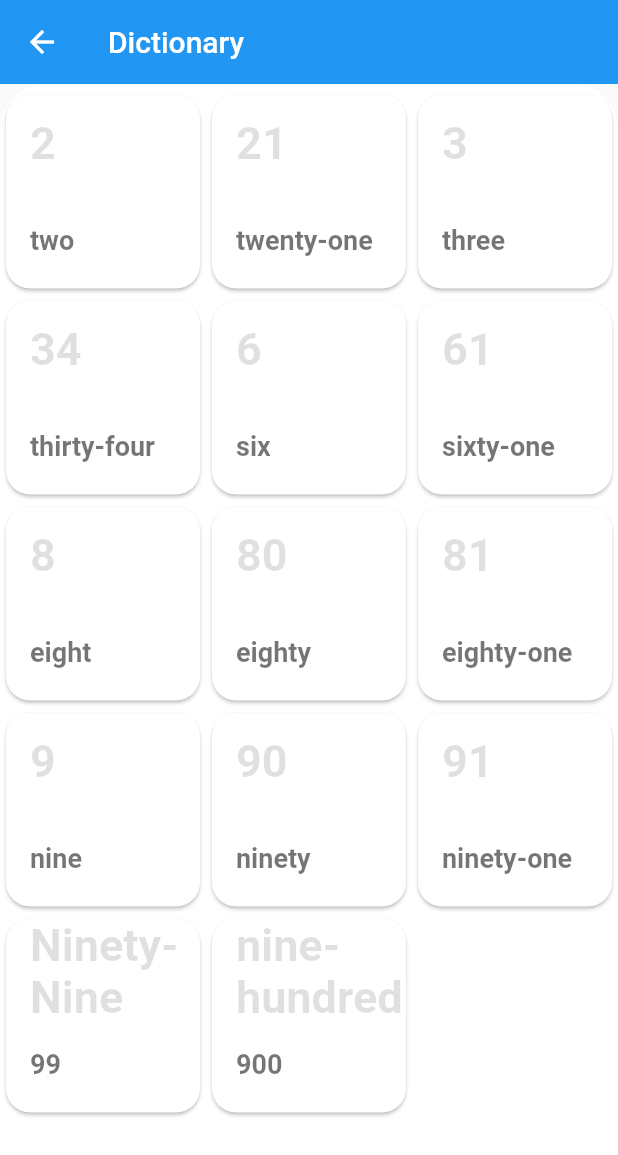
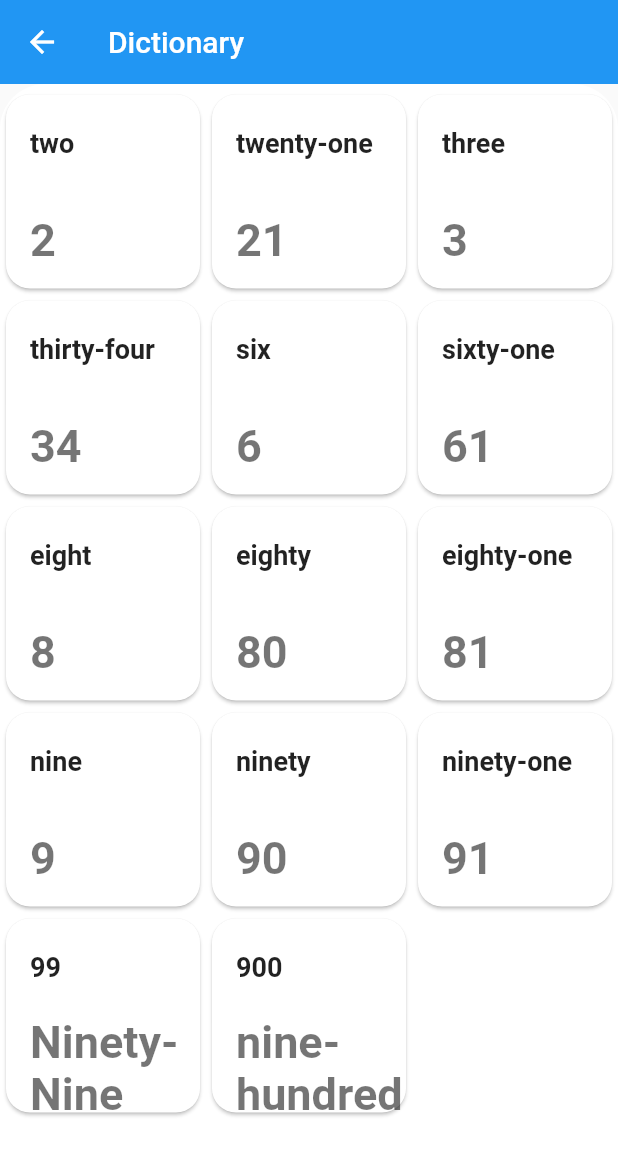
Before and after one commit to Finie/ineterIntel-screening, a Flutter app: the ResponseScreen screen opened directly, on a phone screen of 412 x 824 dp. Shown: the top 1155 px of the screen. Run offline on Flutter 3.47's test engine with Material 2 defaults, Android fonts, the phone set to English and light mode, and no system bars; our stand-ins replace bubble_bottom_bar, flutter_staggered_animations, lottie, page_transition, provider_architecture; network calls fail.

Commit message:
final commit

```diff
--- a/lib/repository/AppRepository.dart
+++ b/lib/repository/AppRepository.dart
@@ -4,7 +4,7 @@ import 'package:screening/utils/Constants.dart';
 
 class AppRepository {
   Future<List<ApiResponse>> fetchTodoList() async {
-    final response = await http.get(BASE_URL + "/todos?_limit=15");
+    final response = await http.get(BASE_URL + "/todos?_limit=7");
     return apiResponseFromJson(response.body);
   }
 }
--- a/lib/screens/DictionaryScreen.dart
+++ b/lib/screens/DictionaryScreen.dart
@@ -36,23 +36,19 @@ class _ResponseScreenState extends State<ResponseScreen> {
       appBar: AppBar(
         title: Text("Dictionary"),
         elevation: 0,
-
       ),
       body: Container(
-
         padding: EdgeInsets.only(top: 3),
         decoration: BoxDecoration(
             color: Colors.white,
             borderRadius: BorderRadius.only(
                 topLeft: Radius.circular(30.0),
                 topRight: Radius.circular(30.0))),
-
-
         child: Container(
             child: AnimationLimiter(
           child: GridView.builder(
             gridDelegate: SliverGridDelegateWithMaxCrossAxisExtent(
-              maxCrossAxisExtent: 200,
+              maxCrossAxisExtent: 180,
             ),
             itemCount: sortedDictionary.length,
             itemBuilder: (context, index) {
@@ -61,7 +57,7 @@ class _ResponseScreenState extends State<ResponseScreen> {
               return AnimationConfiguration.staggeredGrid(
                   position: index,
                   columnCount: 2,
-                  duration: const Duration(milliseconds: 500),
+                  duration: const Duration(milliseconds: 700),
                   child: SlideAnimation(
                       verticalOffset: 50.0,
                       child: FadeInAnimation(
@@ -75,10 +71,24 @@ class _ResponseScreenState extends State<ResponseScreen> {
                           color: Colors.white,
                           elevation: 1.0,
                           child: Container(
-                            height: 200,
                             width: 150,
                             child: Column(
                               children: <Widget>[
+
+                                Flexible(
+                                  child: Container(
+                                    alignment: Alignment.centerLeft,
+                                    margin: EdgeInsets.only(left: 16),
+                                    child: Text(
+                                        sortedDictionary.entries
+                                            .elementAt(index)
+                                            .value,
+                                        style: TextStyle(
+                                            fontSize: 18.0,
+                                            fontWeight: FontWeight.bold,
+                                            color: Colors.black87)),
+                                  ),
+                                ),
                                 Flexible(
                                   child: Container(
                                     alignment: Alignment.centerLeft,
@@ -90,24 +100,10 @@ class _ResponseScreenState extends State<ResponseScreen> {
                                         style: TextStyle(
                                             fontSize: 30.0,
                                             fontWeight: FontWeight.bold,
-                                            color: Colors.black12)
-                                    ),
-                                  ),
-                                ),
-                                Flexible(
-                                  child: Container(
-                                    alignment: Alignment.centerLeft,
-                                    margin: EdgeInsets.only(left: 16),
-                                    child: Text(
-                                        sortedDictionary.entries
-                                            .elementAt(index)
-                                            .value,
-                                        style: TextStyle(
-                                            fontSize: 18.0,
-                                            fontWeight: FontWeight.bold,
                                             color: Colors.black54)),
                                   ),
                                 ),
+
                               ],
                             ),
                           ),
```
Also changed, not shown: lib/main.dart (+2 -6 lines), lib/screens/InfoScreen.dart (+0 -7 lines).
